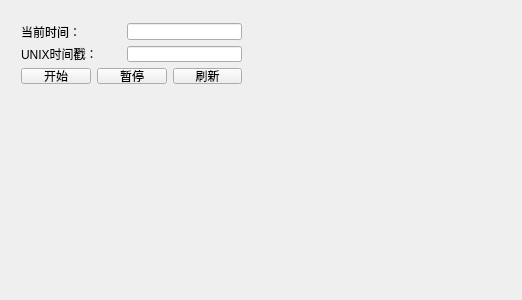
Before: the Qt Designer form src/view/tools/TimeToolWidget.ui in tujiaw/Acc, drawn with Qt 5.
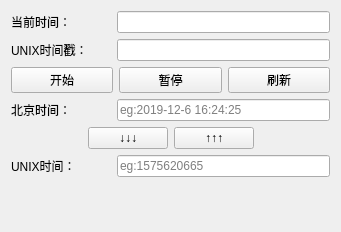
After: the same form once the commit is applied.

Patch:
```diff
--- a/src/view/tools/TimeToolWidget.ui
+++ b/src/view/tools/TimeToolWidget.ui
@@ -6,22 +6,15 @@
    <rect>
     <x>0</x>
     <y>0</y>
-    <width>522</width>
-    <height>300</height>
+    <width>341</width>
+    <height>232</height>
    </rect>
   </property>
   <property name="windowTitle">
    <string>TimeToolWidget</string>
   </property>
-  <widget class="QWidget" name="">
-   <property name="geometry">
-    <rect>
-     <x>10</x>
-     <y>12</y>
-     <width>243</width>
-     <height>83</height>
-    </rect>
-   </property>
+  <layout class="QVBoxLayout" name="verticalLayout_3">
+   <item>
    <layout class="QVBoxLayout" name="verticalLayout">
     <item>
      <layout class="QHBoxLayout" name="horizontalLayout">
@@ -101,15 +94,129 @@
      </layout>
     </item>
    </layout>
-  </widget>
-  <zorder>label</zorder>
-  <zorder>labelCurrentTime</zorder>
-  <zorder>label_2</zorder>
-  <zorder>labelUnixTime</zorder>
-  <zorder>label_2</zorder>
-  <zorder>pbStart</zorder>
-  <zorder>pbPause</zorder>
-  <zorder>pbFlush</zorder>
+   </item>
+   <item>
+    <layout class="QVBoxLayout" name="verticalLayout_2">
+     <item>
+      <layout class="QHBoxLayout" name="horizontalLayout_4">
+       <item>
+        <widget class="QLabel" name="label_3">
+         <property name="minimumSize">
+          <size>
+           <width>100</width>
+           <height>0</height>
+          </size>
+         </property>
+         <property name="maximumSize">
+          <size>
+           <width>100</width>
+           <height>16777215</height>
+          </size>
+         </property>
+         <property name="text">
+          <string>北京时间：</string>
+         </property>
+        </widget>
+       </item>
+       <item>
+        <widget class="QLineEdit" name="leBeijingTime">
+         <property name="placeholderText">
+          <string>eg:2019-12-6 16:24:25</string>
+         </property>
+        </widget>
+       </item>
+      </layout>
+     </item>
+     <item>
+      <layout class="QHBoxLayout" name="horizontalLayout_6">
+       <item>
+        <spacer name="horizontalSpacer">
+         <property name="orientation">
+          <enum>Qt::Horizontal</enum>
+         </property>
+         <property name="sizeHint" stdset="0">
+          <size>
+           <width>40</width>
+           <height>20</height>
+          </size>
+         </property>
+        </spacer>
+       </item>
+       <item>
+        <widget class="QPushButton" name="pbToUnixTime">
+         <property name="text">
+          <string>↓↓↓</string>
+         </property>
+        </widget>
+       </item>
+       <item>
+        <widget class="QPushButton" name="pbToBeijingTime">
+         <property name="text">
+          <string>↑↑↑</string>
+         </property>
+        </widget>
+       </item>
+       <item>
+        <spacer name="horizontalSpacer_2">
+         <property name="orientation">
+          <enum>Qt::Horizontal</enum>
+         </property>
+         <property name="sizeHint" stdset="0">
+          <size>
+           <width>40</width>
+           <height>20</height>
+          </size>
+         </property>
+        </spacer>
+       </item>
+      </layout>
+     </item>
+     <item>
+      <layout class="QHBoxLayout" name="horizontalLayout_5">
+       <item>
+        <widget class="QLabel" name="label_4">
+         <property name="minimumSize">
+          <size>
+           <width>100</width>
+           <height>0</height>
+          </size>
+         </property>
+         <property name="maximumSize">
+          <size>
+           <width>100</width>
+           <height>16777215</height>
+          </size>
+         </property>
+         <property name="text">
+          <string>UNIX时间：</string>
+         </property>
+        </widget>
+       </item>
+       <item>
+        <widget class="QLineEdit" name="leUnixTime">
+         <property name="placeholderText">
+          <string>eg:1575620665</string>
+         </property>
+        </widget>
+       </item>
+      </layout>
+     </item>
+    </layout>
+   </item>
+   <item>
+    <spacer name="verticalSpacer">
+     <property name="orientation">
+      <enum>Qt::Vertical</enum>
+     </property>
+     <property name="sizeHint" stdset="0">
+      <size>
+       <width>20</width>
+       <height>33</height>
+      </size>
+     </property>
+    </spacer>
+   </item>
+  </layout>
  </widget>
  <layoutdefault spacing="6" margin="11"/>
  <resources/>
```
Lines whose indentation alone changed are shown as unchanged.
